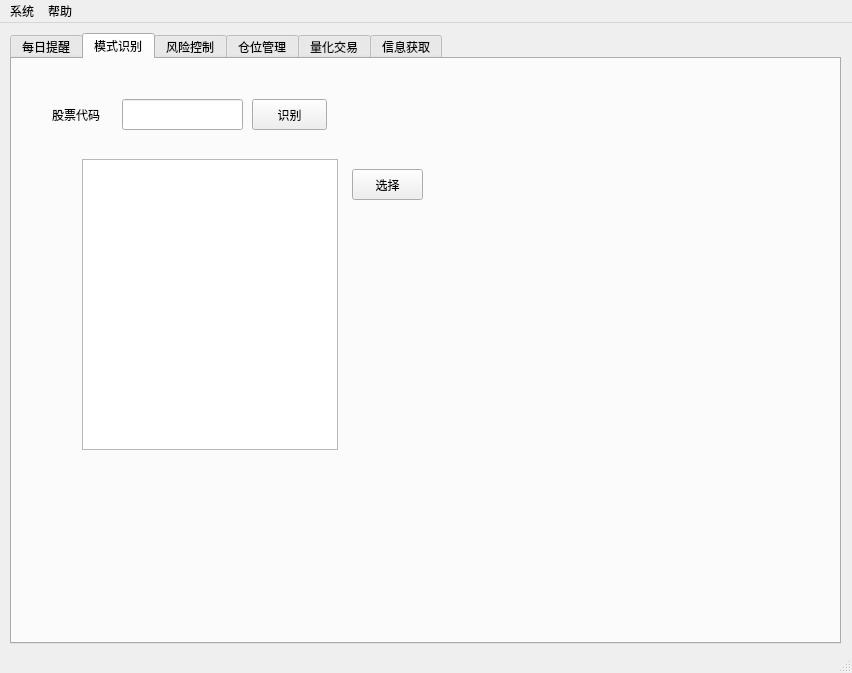
Old version of the form mainUI.ui in the repository xuleoBJ/stock2015.
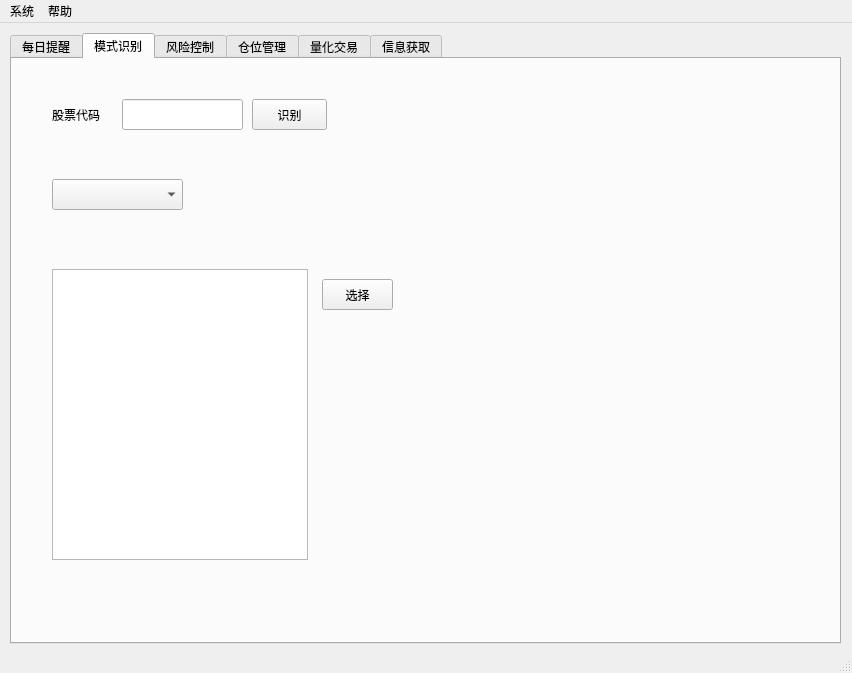
New version of the form. The open tabs and pages were chosen to show the change.

```diff
--- a/mainUI.ui
+++ b/mainUI.ui
@@ -165,8 +165,8 @@
      <widget class="QListWidget" name="listWidgetMatchDate">
       <property name="geometry">
        <rect>
-        <x>70</x>
-        <y>100</y>
+        <x>40</x>
+        <y>210</y>
         <width>256</width>
         <height>291</height>
        </rect>
@@ -175,8 +175,8 @@
      <widget class="QPushButton" name="pButtonSelect">
       <property name="geometry">
        <rect>
-        <x>340</x>
-        <y>110</y>
+        <x>310</x>
+        <y>220</y>
         <width>71</width>
         <height>31</height>
        </rect>
@@ -185,6 +185,16 @@
        <string>选择</string>
       </property>
      </widget>
+     <widget class="QComboBox" name="comboBoxStockID">
+      <property name="geometry">
+       <rect>
+        <x>40</x>
+        <y>120</y>
+        <width>131</width>
+        <height>31</height>
+       </rect>
+      </property>
+     </widget>
     </widget>
     <widget class="QWidget" name="tab_2">
      <attribute name="title">
```
Left out of the diff: 2 changed lines with no effect on the pictures.
